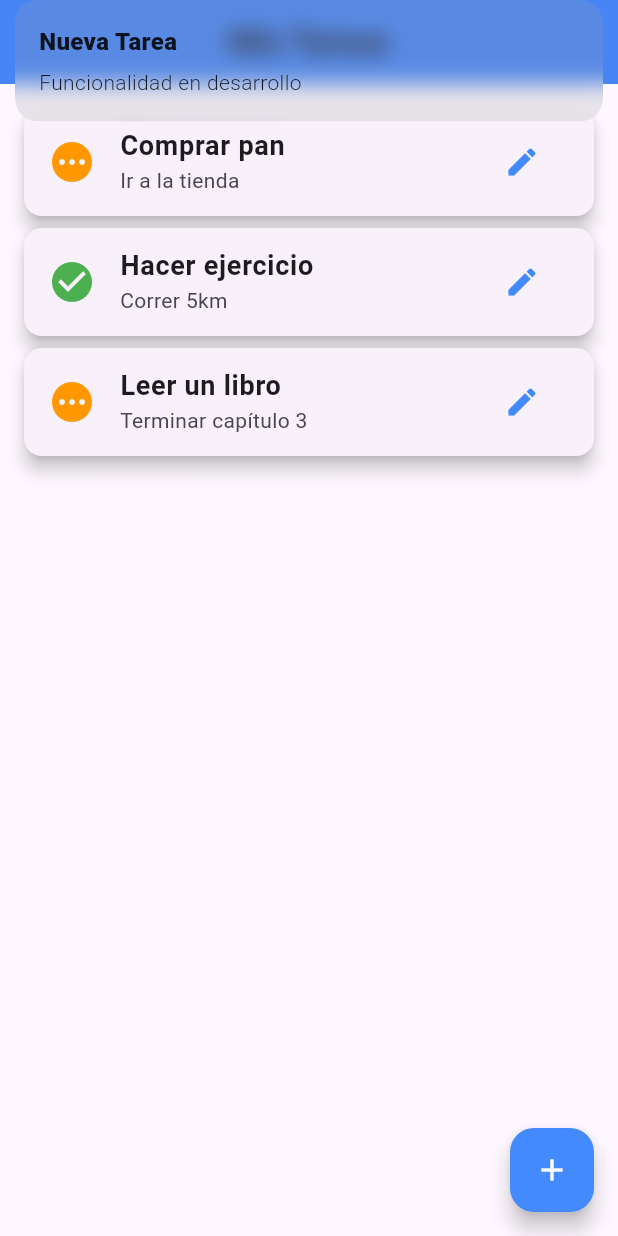
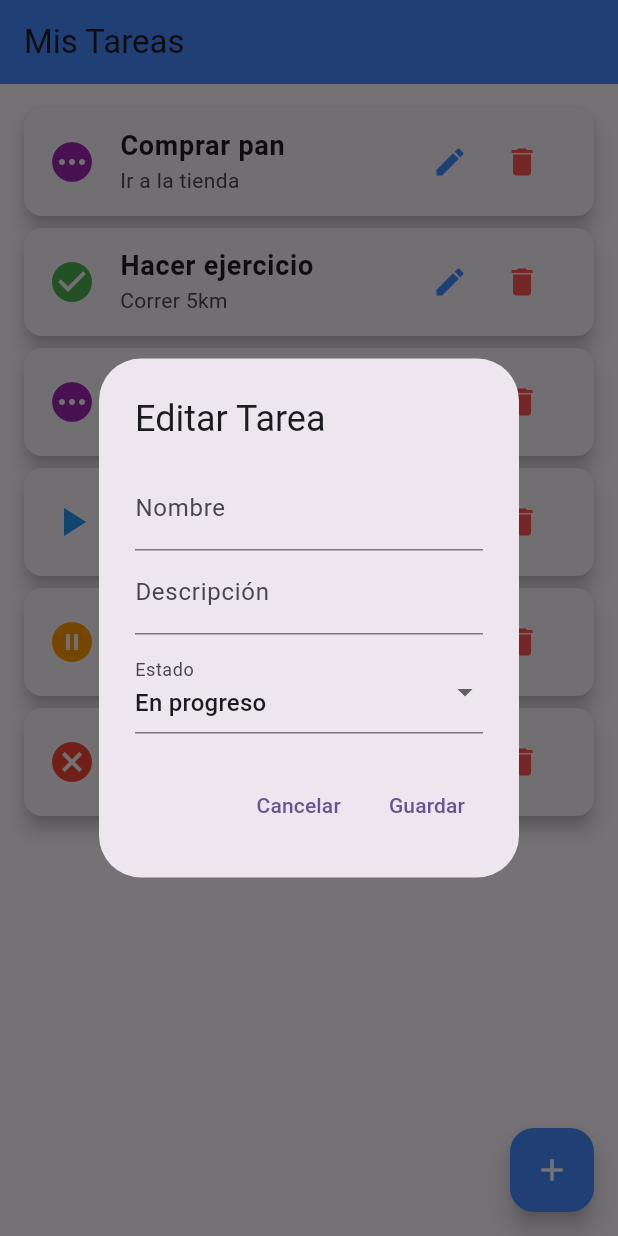
Before and after one commit to menriqueandrade/tecmovil, a Flutter app: the screen it shows after launch, after a tap on the "add" icon, on a phone screen of 412 x 824 dp. Run offline on Flutter 3.47's test engine with Material 3 defaults, Android fonts, the phone set to English and light mode, and no system bars; our stand-ins replace get.

Commit message:
controlers full and metods

```diff
--- a/lib/app.dart
+++ b/lib/app.dart
@@ -7,7 +7,7 @@ import 'ui/pages/home.dart';
 class MyApp extends StatelessWidget {
   const MyApp({super.key});
 
-  // This widget is the root of your application.
+
   @override
   Widget build(BuildContext context) {
     return GetMaterialApp(
--- a/lib/infraestructure/driven-adapter/api/task/task_fake.dart
+++ b/lib/infraestructure/driven-adapter/api/task/task_fake.dart
@@ -5,12 +5,17 @@ import 'package:dcsas/domain/models/task/task.dart';
 class TaskFake extends TaskGateway {
   @override
   Future<List<Task>> getTask() async {
-    await Future.delayed(Duration(seconds: 1)); // Simula un delay de API
+
 
     return [
       Task(id: '1', name: 'Comprar pan', description: 'Ir a la tienda', status: 'pending'),
       Task(id: '2', name: 'Hacer ejercicio', description: 'Correr 5km', status: 'completed'),
       Task(id: '3', name: 'Leer un libro', description: 'Terminar capítulo 3', status: 'pending'),
+      Task(id: '4', name: 'xr un libro', description: 'Terminar capítulo 56', status: 'in progress'),
+      Task(id: '5', name: '5 un libro', description: 'Terminar capítulo 56', status: 'paused'),
+      Task(id: '6', name: '6 un libro', description: 'Terminar capítulo 56', status: 'cancelled'),
+
+
     ];
   }
 
--- a/lib/infraestructure/helpers/task_data.dart
+++ b/lib/infraestructure/helpers/task_data.dart
@@ -13,7 +13,6 @@ class TaskData {
     required this.status,
   });
 
-  // Método para convertir un JSON en un objeto TaskData
   factory TaskData.fromJson(Map<String, dynamic> json) => TaskData(
         id: json["id"],
         name: json["name"],
@@ -21,7 +20,7 @@ class TaskData {
         status: json["status"],
       );
 
-  // Método para convertir un objeto TaskData a JSON
+
   Map<String, dynamic> toJson() => {
         "id": id,
         "name": name,
@@ -30,7 +29,6 @@ class TaskData {
       };
 }
 
-// Método para convertir una lista de JSON a una lista de tareas
 List<TaskData> TaskDataListFromJson(String str) =>
     List<TaskData>.from(json.decode(str).map((x) => TaskData.fromJson(x)));
 
--- /dev/null
+++ b/lib/ui/components/edit-task.dart
@@ -0,0 +1,113 @@
+import 'package:flutter/material.dart';
+import 'package:get/get.dart';
+import '../../domain/models/task/task.dart';
+import '../../infraestructure/driven-adapter/api/task/controller/task_controller.dart';
+
+class EditTaskDialog extends StatefulWidget {
+  final Task task;
+  final TaskController controller;
+
+  const EditTaskDialog({Key? key, required this.task, required this.controller})
+      : super(key: key);
+
+  @override
+  _EditTaskDialogState createState() => _EditTaskDialogState();
+}
+
+class _EditTaskDialogState extends State<EditTaskDialog> {
+  late TextEditingController nameController;
+  late TextEditingController descController;
+  late String statusValue;
+
+  @override
+  void initState() {
+    super.initState();
+    nameController = TextEditingController(text: widget.task.name);
+    descController = TextEditingController(text: widget.task.description);
+    statusValue = widget.task.status;
+  }
+
+  @override
+  void dispose() {
+    nameController.dispose();
+    descController.dispose();
+    super.dispose();
+  }
+
+  @override
+  Widget build(BuildContext context) {
+    return AlertDialog(
+      title: const Text("Editar Tarea"),
+      content: SingleChildScrollView(
+        child: Column(
+          mainAxisSize: MainAxisSize.min,
+          children: [
+            TextField(
+              controller: nameController,
+              decoration: const InputDecoration(labelText: "Nombre"),
+            ),
+            TextField(
+              controller: descController,
+              decoration: const InputDecoration(labelText: "Descripción"),
+            ),
+            const SizedBox(height: 10),
+            DropdownButtonFormField<String>(
+              value: statusValue,
+              items: ['pending', 'completed', 'in progress', 'paused', 'cancelled']
+            .map((status) => DropdownMenuItem(
+            value: status,
+            child: Text(_getStatusLabel(status)),
+          ))
+            .toList(),
+              onChanged: (value) {
+                if (value != null) {
+                  setState(() {
+                    statusValue = value;
+                  });
+                }
+              },
+              decoration: const InputDecoration(labelText: "Estado"),
+            ),
+          ],
+        ),
+      ),
+      actions: [
+        TextButton(
+          onPressed: () => Get.back(),
+          child: const Text("Cancelar"),
+        ),
+        TextButton(
+          onPressed: () {
+            widget.controller.updateTask(
+              widget.task.id,
+              Task(
+                id: widget.task.id,
+                name: nameController.text,
+                description: descController.text,
+                status: statusValue,
+              ),
+            );
+            Get.back(); // Cerrar modal
+          },
+          child: const Text("Guardar"),
+        ),
+      ],
+    );
+  }
+}
+String _getStatusLabel(String status) {
+  switch (status) {
+    case 'pending':
+      return 'Pendiente';
+    case 'completed':
+      return 'Completada';
+    case 'in progress':
+      return 'En progreso';
+    case 'paused':
+      return 'Pausada';
+    case 'cancelled':
+      return 'Cancelada';
+    default:
+      return 'Desconocido';
+  }
+}
--- /dev/null
+++ b/lib/ui/helpers/tasks_utils.dart
@@ -0,0 +1,37 @@
+import 'package:flutter/material.dart';
+
+class TaskUtils {
+  static IconData getTaskIcon(String status) {
+    switch (status.toLowerCase()) {
+      case 'completed':
+        return Icons.check_circle; // ✅ Completado
+      case 'in progress':
+        return Icons.play_arrow; // ▶️ En progreso
+      case 'paused':
+        return Icons.pause_circle; // ⏸ Pausado
+      case 'cancelled':
+        return Icons.cancel; // ❌ Cancelado
+      case 'pending':
+        return Icons.pending; // ⏳ Pendiente
+      default:
+        return Icons.help_outline; // ❓ Estado desconocido
+    }
+  }
+
+  static Color getTaskColor(String status) {
+    switch (status.toLowerCase()) {
+      case 'completed':
+        return Colors.green;
+      case 'in progress':
+        return Colors.blue;
+      case 'paused':
+        return Colors.orange;
+      case 'cancelled':
+        return Colors.red;
+      case 'pending':
+        return Colors.purple;
+      default:
+        return Colors.grey;
+    }
+  }
+}
--- a/lib/ui/pages/home.dart
+++ b/lib/ui/pages/home.dart
@@ -1,8 +1,10 @@
+import 'package:dcsas/ui/helpers/tasks_utils.dart';
 import 'package:flutter/material.dart';
 import 'package:get/get.dart';
 
 import '../../domain/models/task/task.dart';
 import '../../infraestructure/driven-adapter/api/task/controller/task_controller.dart';
+import '../components/edit-task.dart';
 
 class HomePage extends StatelessWidget {
   final TaskController controller = Get.find<TaskController>();
@@ -11,11 +13,8 @@ class HomePage extends StatelessWidget {
   Widget build(BuildContext context) {
     return Scaffold(
       appBar: AppBar(
-        title: const Text("Mis Tareas",
-            style: TextStyle(fontSize: 22, fontWeight: FontWeight.bold)),
-        centerTitle: true,
+        title: const Text("Mis Tareas"),
         backgroundColor: Colors.blueAccent,
-        elevation: 4,
       ),
       body: Obx(() {
         if (controller.isLoading.value) {
@@ -24,38 +23,67 @@ class HomePage extends StatelessWidget {
 
         return ListView.builder(
           padding: const EdgeInsets.all(12),
-          itemCount: controller.tasks.length, // Solo una tarea por ahora
+          itemCount: controller.tasks.length,
           itemBuilder: (context, index) {
             final Task task = controller.tasks[index];
 
             return Card(
               shape: RoundedRectangleBorder(
-                  borderRadius: BorderRadius.circular(12)),
+                borderRadius: BorderRadius.circular(12),
+              ),
               elevation: 5,
               child: ListTile(
                 leading: Icon(
-                  task.status == 'completed'
-                      ? Icons.check_circle
-                      : Icons.pending,
-                  color:
-                      task.status == 'completed' ? Colors.green : Colors.orange,
+                  TaskUtils.getTaskIcon(
+                      task.status),
+                  color: TaskUtils.getTaskColor(task.status),
                   size: 32,
                 ),
-                title: Text(task.name,
-                    style: const TextStyle(
-                        fontSize: 18, fontWeight: FontWeight.w600)),
-                subtitle: Text(task.description,
-                    maxLines: 2, overflow: TextOverflow.ellipsis),
-                trailing: IconButton(
-                  icon: const Icon(Icons.edit, color: Colors.blueAccent),
-                  onPressed: () {
-                    Get.snackbar("Editar", "Funcionalidad en desarrollo");
-                  },
+                title: Text(
+                  task.name,
+                  style: const TextStyle(
+                      fontSize: 18, fontWeight: FontWeight.w600),
                 ),
-                onTap: () {
-                  Get.snackbar("Detalles",
-                      "Tarea: ${task.name}\nEstado: ${task.status}");
-                },
+                subtitle: Text(
+                  task.description,
+                  maxLines: 2,
+                  overflow: TextOverflow.ellipsis,
+                ),
+                trailing: Row(
+                  mainAxisSize: MainAxisSize.min,
+                  children: [
+                    IconButton(
+                      icon: const Icon(Icons.edit, color: Colors.blueAccent),
+                      onPressed: () {
+                        Get.dialog(
+                            EditTaskDialog(task: task, controller: controller));
+                      },
+                    ),
+                    IconButton(
+                      icon: const Icon(Icons.delete, color: Colors.redAccent),
+                      onPressed: () {
+                        Get.dialog(
+                          AlertDialog(
+                            title: const Text("Confirmar"),
+                            content: const Text("¿Eliminar esta tarea?"),
+                            actions: [
+                              TextButton(
+                                  onPressed: () => Get.back(),
+                                  child: const Text("Cancelar")),
+                              TextButton(
+                                onPressed: () {
+                                  controller.removeTask(task.id);
+                                  Get.back();
+                                },
+                                child: const Text("Eliminar"),
+                              ),
+                            ],
+                          ),
+                        );
+                      },
+                    ),
+                  ],
+                ),
               ),
             );
           },
@@ -65,7 +93,10 @@ class HomePage extends StatelessWidget {
         backgroundColor: Colors.blueAccent,
         child: const Icon(Icons.add, color: Colors.white),
         onPressed: () {
-          Get.snackbar("Nueva Tarea", "Funcionalidad en desarrollo");
+          Get.dialog(EditTaskDialog(
+              task: Task(
+                  id: '', name: '', description: '', status: 'in progress'),
+              controller: controller));
         },
       ),
     );
```
Also changed, not shown: lib/infraestructure/driven-adapter/api/task/controller/task_controller.dart (+16 -0 lines), lib/ui/components/add-task.dart (added, +77 -0 lines).
